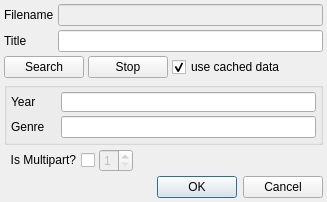
rexMingla/my-renamer, file src/trunk/ui/ui_ChangeMovie.ui: the form before one commit.
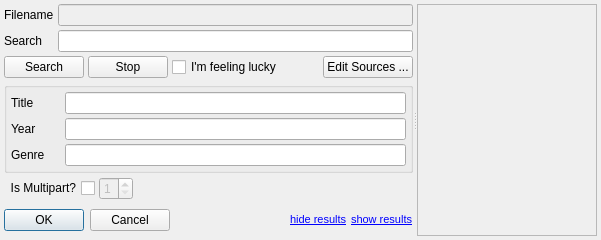
The form after the commit.

Commit message: - infrastructure for multi return searching (movie only) - more details crash bugs (on shutdown atm) - ability to edit data sources. ie. imdb, tvdb. no new ones added as yet.

What changed in the file:
```diff
--- a/src/trunk/ui/ui_ChangeMovie.ui
+++ b/src/trunk/ui/ui_ChangeMovie.ui
@@ -6,8 +6,8 @@
    <rect>
     <x>0</x>
     <y>0</y>
-    <width>308</width>
-    <height>194</height>
+    <width>594</width>
+    <height>240</height>
    </rect>
   </property>
   <property name="windowTitle">
@@ -16,10 +16,23 @@
   <property name="modal">
    <bool>true</bool>
   </property>
+  <layout class="QHBoxLayout" name="horizontalLayout_4">
+   <property name="spacing">
+    <number>4</number>
+   </property>
+   <property name="margin">
+    <number>4</number>
+   </property>
+   <item>
+    <widget class="QSplitter" name="splitter">
+     <property name="orientation">
+      <enum>Qt::Horizontal</enum>
+     </property>
+     <property name="childrenCollapsible">
+      <bool>false</bool>
+     </property>
+     <widget class="QWidget" name="">
   <layout class="QGridLayout" name="gridLayout">
-   <property name="margin">
-    <number>4</number>
-   </property>
    <property name="spacing">
     <number>4</number>
    </property>
@@ -50,7 +63,7 @@
     </widget>
    </item>
    <item row="1" column="0">
-    <widget class="QLabel" name="label_2">
+        <widget class="QLabel" name="label_5">
      <property name="minimumSize">
       <size>
        <width>50</width>
@@ -64,12 +77,12 @@
       </size>
      </property>
      <property name="text">
-      <string>Title</string>
+          <string>Search</string>
      </property>
     </widget>
    </item>
    <item row="1" column="1" colspan="2">
-    <widget class="QLineEdit" name="titleEdit"/>
+        <widget class="QLineEdit" name="searchEdit"/>
    </item>
    <item row="2" column="0" colspan="3">
     <layout class="QHBoxLayout" name="horizontalLayout_3">
@@ -99,10 +112,7 @@
         <string>Use previously saved data if available</string>
        </property>
        <property name="text">
-        <string>use cached data</string>
-       </property>
-       <property name="checked">
-        <bool>true</bool>
+            <string>I'm feeling lucky</string>
        </property>
       </widget>
      </item>
@@ -119,6 +129,16 @@
        </property>
       </spacer>
      </item>
+         <item>
+          <widget class="QPushButton" name="sourceButton">
+           <property name="toolTip">
+            <string>Configure which data sources are used and the order of searching.</string>
+           </property>
+           <property name="text">
+            <string>Edit Sources ...</string>
+           </property>
+          </widget>
+         </item>
     </layout>
    </item>
    <item row="3" column="0" colspan="3">
@@ -126,20 +146,36 @@
      <property name="title">
       <string/>
      </property>
-     <layout class="QFormLayout" name="formLayout">
-      <property name="fieldGrowthPolicy">
-       <enum>QFormLayout::AllNonFixedFieldsGrow</enum>
-      </property>
-      <property name="horizontalSpacing">
-       <number>4</number>
-      </property>
-      <property name="verticalSpacing">
-       <number>4</number>
-      </property>
+         <layout class="QGridLayout" name="gridLayout_2">
       <property name="margin">
        <number>4</number>
       </property>
+          <property name="spacing">
+           <number>4</number>
+          </property>
       <item row="0" column="0">
+           <widget class="QLabel" name="label_2">
+            <property name="minimumSize">
+             <size>
+              <width>50</width>
+              <height>0</height>
+             </size>
+            </property>
+            <property name="maximumSize">
+             <size>
+              <width>50</width>
+              <height>16777215</height>
+             </size>
+            </property>
+            <property name="text">
+             <string>Title</string>
+            </property>
+           </widget>
+          </item>
+          <item row="0" column="1">
+           <widget class="QLineEdit" name="titleEdit"/>
+          </item>
+          <item row="1" column="0">
        <widget class="QLabel" name="label_3">
         <property name="minimumSize">
          <size>
@@ -158,7 +194,7 @@
         </property>
        </widget>
       </item>
-      <item row="0" column="1">
+          <item row="1" column="1">
        <widget class="QLineEdit" name="yearEdit">
         <property name="minimumSize">
          <size>
@@ -168,14 +204,14 @@
         </property>
        </widget>
       </item>
-      <item row="1" column="0">
+          <item row="2" column="0">
        <widget class="QLabel" name="label_4">
         <property name="text">
          <string>Genre</string>
         </property>
        </widget>
       </item>
-      <item row="1" column="1">
+          <item row="2" column="1">
        <widget class="QLineEdit" name="genreEdit">
         <property name="minimumSize">
          <size>
@@ -230,19 +266,6 @@
    </item>
    <item row="5" column="0" colspan="3">
     <layout class="QHBoxLayout" name="horizontalLayout_2">
-     <item>
-      <spacer name="horizontalSpacer_2">
-       <property name="orientation">
-        <enum>Qt::Horizontal</enum>
-       </property>
-       <property name="sizeHint" stdset="0">
-        <size>
-         <width>40</width>
-         <height>20</height>
-        </size>
-       </property>
-      </spacer>
-     </item>
      <item>
       <widget class="QDialogButtonBox" name="buttonBox">
        <property name="sizePolicy">
@@ -259,7 +282,72 @@
        </property>
       </widget>
      </item>
-    </layout>
+         <item>
+          <spacer name="horizontalSpacer_2">
+           <property name="orientation">
+            <enum>Qt::Horizontal</enum>
+           </property>
+           <property name="sizeHint" stdset="0">
+            <size>
+             <width>40</width>
+             <height>20</height>
+            </size>
+           </property>
+          </spacer>
+         </item>
+         <item>
+          <widget class="QLabel" name="hideLabel">
+           <property name="toolTip">
+            <string>Hide list of format options</string>
+           </property>
+           <property name="text">
+            <string>&lt;!DOCTYPE HTML PUBLIC &quot;-//W3C//DTD HTML 4.0//EN&quot; &quot;http://www.w3.org/TR/REC-html40/strict.dtd&quot;&gt;
+&lt;html&gt;&lt;head&gt;&lt;meta name=&quot;qrichtext&quot; content=&quot;1&quot; /&gt;&lt;style type=&quot;text/css&quot;&gt;
+p, li { white-space: pre-wrap; }
+&lt;/style&gt;&lt;/head&gt;&lt;body style=&quot; font-family:'MS Shell Dlg 2'; font-size:8.25pt; font-weight:400; font-style:normal;&quot;&gt;
+&lt;p style=&quot; margin-top:0px; margin-bottom:0px; margin-left:0px; margin-right:0px; -qt-block-indent:0; text-indent:0px;&quot;&gt;&lt;a href=&quot;hide&quot;&gt;&lt;span style=&quot; font-size:8pt; text-decoration: underline; color:#0000ff;&quot;&gt;hide results&lt;/span&gt;&lt;/a&gt;&lt;/p&gt;&lt;/body&gt;&lt;/html&gt;</string>
+           </property>
+           <property name="openExternalLinks">
+            <bool>false</bool>
+           </property>
+          </widget>
+         </item>
+         <item>
+          <widget class="QLabel" name="showLabel">
+           <property name="toolTip">
+            <string>Hide list of format options</string>
+           </property>
+           <property name="text">
+            <string>&lt;!DOCTYPE HTML PUBLIC &quot;-//W3C//DTD HTML 4.0//EN&quot; &quot;http://www.w3.org/TR/REC-html40/strict.dtd&quot;&gt;
+&lt;html&gt;&lt;head&gt;&lt;meta name=&quot;qrichtext&quot; content=&quot;1&quot; /&gt;&lt;style type=&quot;text/css&quot;&gt;
+p, li { white-space: pre-wrap; }
+&lt;/style&gt;&lt;/head&gt;&lt;body style=&quot; font-family:'MS Shell Dlg 2'; font-size:8.25pt; font-weight:400; font-style:normal;&quot;&gt;
+&lt;p style=&quot; margin-top:0px; margin-bottom:0px; margin-left:0px; margin-right:0px; -qt-block-indent:0; text-indent:0px;&quot;&gt;&lt;a href=&quot;hide&quot;&gt;&lt;span style=&quot; font-size:8pt; text-decoration: underline; color:#0000ff;&quot;&gt;show results&lt;/span&gt;&lt;/a&gt;&lt;/p&gt;&lt;/body&gt;&lt;/html&gt;</string>
+           </property>
+           <property name="openExternalLinks">
+            <bool>false</bool>
+           </property>
+          </widget>
+         </item>
+        </layout>
+       </item>
+      </layout>
+     </widget>
+     <widget class="QFrame" name="placeholderWidget">
+      <property name="minimumSize">
+       <size>
+        <width>180</width>
+        <height>0</height>
+       </size>
+      </property>
+      <property name="frameShape">
+       <enum>QFrame::StyledPanel</enum>
+      </property>
+      <property name="frameShadow">
+       <enum>QFrame::Raised</enum>
+      </property>
+     </widget>
+    </widget>
    </item>
   </layout>
  </widget>
```
Left out of the diff: 13 changed lines with no effect on the pictures. Lines whose indentation alone changed are shown as unchanged. The commit also changes 21 other files.
